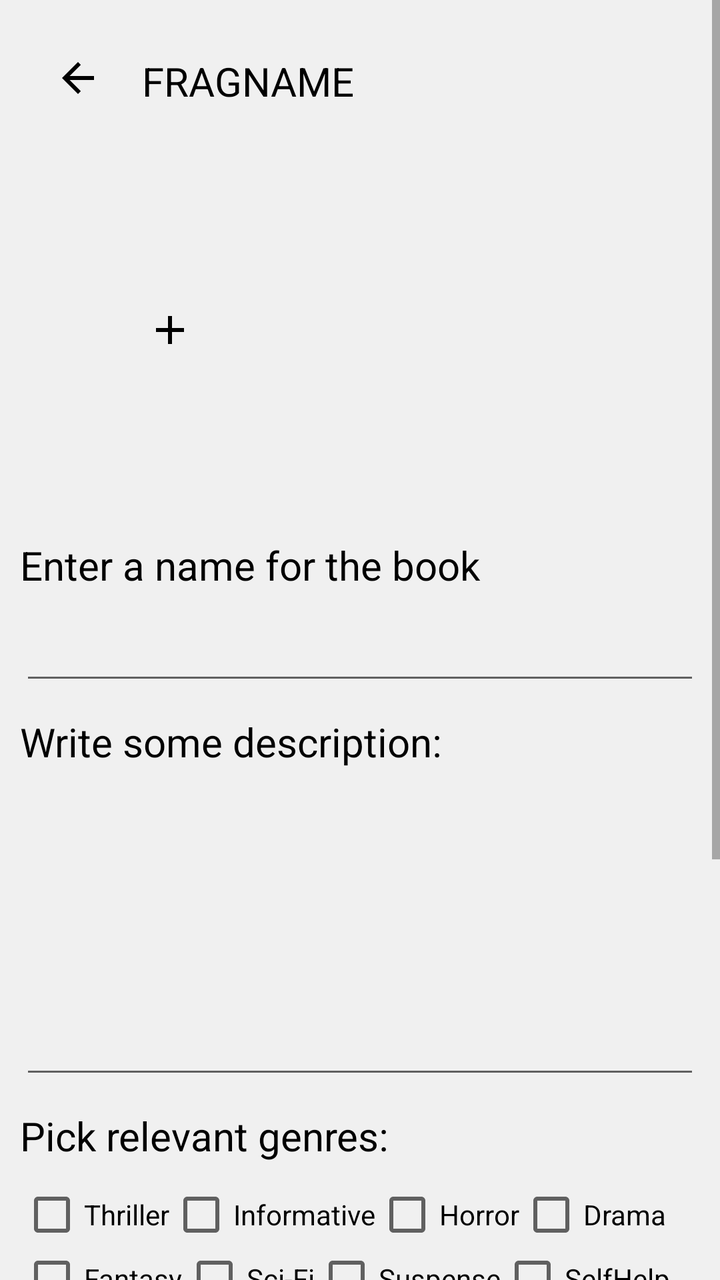
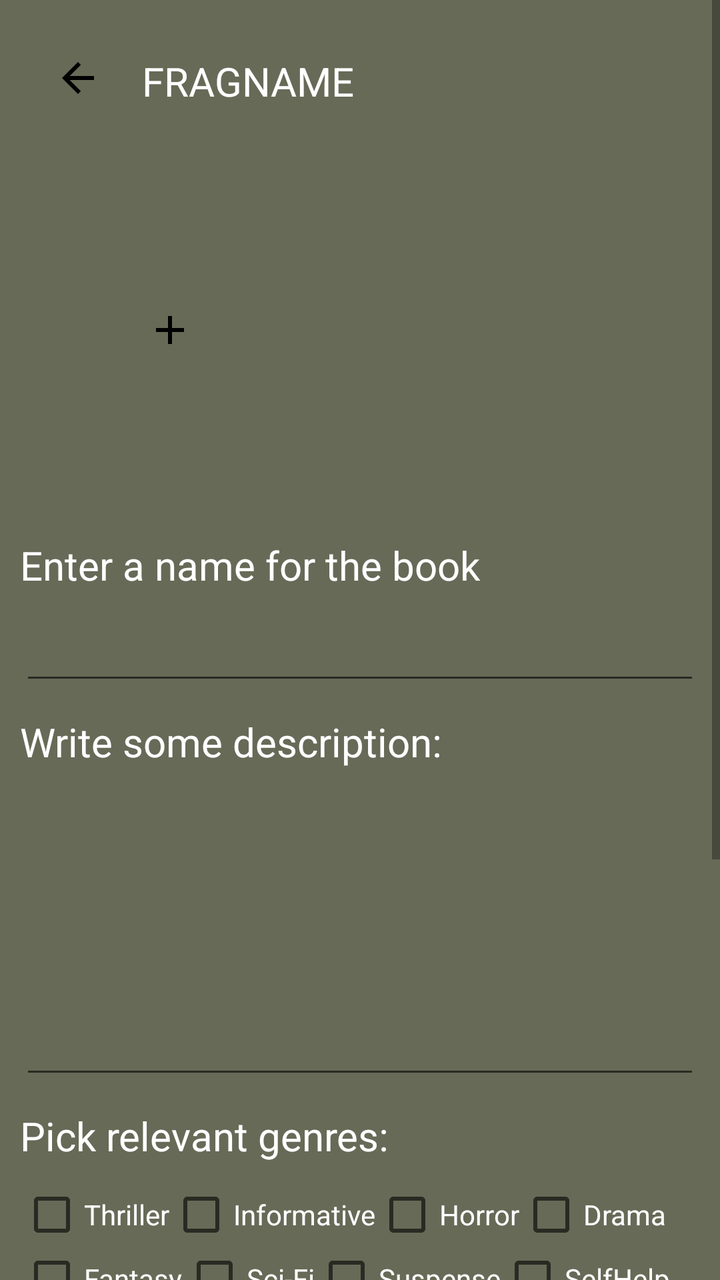

An Android layout rendered at two revisions. The XML below is the earlier revision; the diff shows what the commit changed to produce the second picture.
<!-- AndroidManifest.xml: application theme AppTheme -->
<!-- res/layout/add_imagebook.xml -->
<?xml version="1.0" encoding="utf-8"?>
<ScrollView xmlns:android="http://schemas.android.com/apk/res/android"
    xmlns:app="http://schemas.android.com/apk/res-auto"
    xmlns:tools="http://schemas.android.com/tools"
    android:id="@+id/main"
    android:layout_width="match_parent"
    android:layout_height="match_parent"
    tools:context=".AddImageBook">
  
    <LinearLayout
        android:layout_width="match_parent"
        android:layout_height="match_parent"
        android:orientation="vertical"
        android:gravity="start"
        android:padding="10dp">
        <include layout="@layout/toolbar"/>

        <ImageView
            android:id="@+id/ivImageaddPicture"
            android:layout_width="150dp"
            android:layout_height="188dp"
            android:scaleType="center"
            android:src="@drawable/ic_add" />

        <TextView
            android:layout_width="match_parent"
            android:layout_height="wrap_content"
            android:text="Enter a name for the book"
            android:layout_marginVertical="10dp"
            android:textSize="20sp"/>
        <EditText
            android:layout_width="match_parent"
            android:layout_height="wrap_content"
            android:id="@+id/etImageSetName"
            android:inputType="text"
            android:maxLength="30"
            />
        <TextView
            android:layout_width="match_parent"
            android:layout_height="wrap_content"
            android:text="Write some description: "
            android:layout_marginVertical="10dp"
            android:textSize="20sp"/>
        <EditText
            android:layout_width="match_parent"
            android:layout_height="150dp"
            android:id="@+id/etImagesetDesc"
            android:inputType="textMultiLine"
            android:maxLength="200"
            android:maxLines="5"
            />
        <TextView
            android:layout_width="match_parent"
            android:layout_height="wrap_content"
            android:text="Pick relevant genres:"
            android:layout_marginVertical="10dp"
            android:textSize="20sp"/>

        <RelativeLayout
            android:layout_width="match_parent"
            android:layout_height="wrap_content">
            <CheckBox
                android:layout_width="wrap_content"
                android:layout_height="wrap_content"
                android:id="@+id/cbThriller"
                android:layout_alignParentStart="true"
                android:text="Thriller"/>
            <CheckBox
                android:layout_width="wrap_content"
                android:layout_height="wrap_content"
                android:layout_toRightOf="@id/cbThriller"
                android:id="@+id/cbInformative"
                android:text="Informative"
                />
            <CheckBox
                android:layout_width="wrap_content"
                android:layout_height="wrap_content"
                android:layout_toRightOf="@id/cbInformative"
                android:id="@+id/cbHorror"
                android:text="Horror"
                />
            <CheckBox
                android:layout_width="wrap_content"
                android:layout_height="wrap_content"
                android:layout_toRightOf="@id/cbHorror"
                android:id="@+id/cbDrama"
                android:text="Drama"
                />
            <CheckBox
                android:layout_width="wrap_content"
                android:layout_height="wrap_content"
                android:layout_below="@id/cbThriller"
                android:id="@+id/cbFantasy"
                android:text="Fantasy"
                />
            <CheckBox
                android:layout_width="wrap_content"
                android:layout_height="wrap_content"
                android:layout_below="@id/cbInformative"
                android:layout_toRightOf="@id/cbFantasy"
                android:id="@+id/cbSciFi"
                android:text="Sci-Fi"
                />
            <CheckBox
                android:layout_width="wrap_content"
                android:layout_height="wrap_content"
                android:layout_below="@id/cbHorror"
                android:layout_toRightOf="@id/cbSciFi"
                android:id="@+id/cbSuspense"
                android:text="Suspense"
                />
            <CheckBox
                android:layout_width="wrap_content"
                android:layout_height="wrap_content"
                android:layout_below="@id/cbDrama"
                android:layout_toRightOf="@id/cbSuspense"
                android:id="@+id/cbSelfHelp"
                android:text="SelfHelp"
                />
            <CheckBox
                android:layout_width="wrap_content"
                android:layout_height="wrap_content"
                android:layout_below="@id/cbFantasy"
                android:id="@+id/cbPhilosophy"
                android:text="Philosophy"
                />
            <CheckBox
                android:layout_width="wrap_content"
                android:layout_height="wrap_content"
                android:layout_below="@id/cbSciFi"
                android:layout_toRightOf="@id/cbPhilosophy"
                android:id="@+id/cbFiction"
                android:text="Fiction"
                />
            <CheckBox
                android:layout_width="wrap_content"
                android:layout_height="wrap_content"
                android:layout_below="@id/cbSuspense"
                android:layout_toRightOf="@id/cbFiction"
                android:id="@+id/cbHistory"
                android:text="History"
                />
            <CheckBox
                android:layout_width="wrap_content"
                android:layout_height="wrap_content"
                android:layout_below="@id/cbSelfHelp"
                android:layout_toRightOf="@id/cbHistory"
                android:id="@+id/cbPolitics"
                android:text="Politics"
                />
            <CheckBox
                android:layout_width="wrap_content"
                android:layout_height="wrap_content"
                android:layout_below="@id/cbPhilosophy"
                android:id="@+id/cbTechnology"
                android:text="Technology"
                />
            <TextView
                android:layout_width="wrap_content"
                android:layout_height="wrap_content"
                android:textSize="20sp"
                android:text="Paid Book"
                android:id="@+id/tvPaid"
                android:layout_below="@id/cbTechnology"
                android:layout_marginVertical="10dp"/>

            <ToggleButton
                android:layout_width="wrap_content"
                android:layout_height="wrap_content"
                android:layout_toRightOf="@id/tvPaid"
                android:layout_below="@id/cbTechnology"
                android:id="@+id/btnPaid" />
        </RelativeLayout>

       <androidx.recyclerview.widget.RecyclerView
           android:layout_width="match_parent"
           android:layout_height="match_parent"
           android:scrollbarStyle="outsideInset"
           android:scrollbars="vertical"
           android:id="@+id/rvImagesPick"/>
        <Button
            android:layout_width="wrap_content"
            android:id="@+id/btFindImages"
            android:layout_height="wrap_content"
            android:text="Add images"
            android:drawableLeft="@drawable/ic_add"/>
        <Button
            android:layout_marginVertical="40dp"
            android:layout_width="wrap_content"
            android:layout_height="wrap_content"
            android:layout_gravity="end"
            android:id="@+id/btnUploadBook"
            android:text="upload pdf"/>
    </LinearLayout>
    
</ScrollView>
<!-- res/layout/toolbar.xml (included above) -->
<?xml version="1.0" encoding="utf-8"?>
<RelativeLayout xmlns:android="http://schemas.android.com/apk/res/android"
    android:layout_width="match_parent"
    android:padding="17dp"
    android:layout_height="wrap_content">
    <ImageView
        android:layout_width="wrap_content"
        android:layout_height="wrap_content"
        android:id="@+id/ivtoolbarback"
        android:src="@drawable/ic_arrow"/>
    <TextView
        android:layout_width="wrap_content"
        android:layout_height="wrap_content"
        android:text="FRAGNAME"
        android:textSize="20sp"
        android:id="@+id/toolbartitle"
        android:layout_marginHorizontal="20dp"
        android:layout_toRightOf="@id/ivtoolbarback" />


</RelativeLayout>
<!-- resources referenced by this layout -->
<resources>
  <!-- drawable ic_add (drawable) -->
  <vector xmlns:android="http://schemas.android.com/apk/res/android" android:height="24dp" android:tint="#000000" android:viewportHeight="24" android:viewportWidth="24" android:width="24dp">
        
      <path android:fillColor="@android:color/white" android:pathData="M19,13h-6v6h-2v-6H5v-2h6V5h2v6h6v2z"/>
      
  </vector>
  <!-- drawable ic_arrow (drawable) -->
  <vector xmlns:android="http://schemas.android.com/apk/res/android" android:autoMirrored="true" android:height="24dp" android:tint="#000000" android:viewportHeight="24" android:viewportWidth="24" android:width="24dp">
        
      <path android:fillColor="@android:color/white" android:pathData="M20,11H7.83l5.59,-5.59L12,4l-8,8 8,8 1.41,-1.41L7.83,13H20v-2z"/>
      
  </vector>
  <style name="AppTheme" parent="Theme.AppCompat.Light.NoActionBar">
          
          <item name="android:windowBackground">@color/customBackgroundColor</item>
          <item name="android:textColor">@color/customTextColor</item>
      </style>
  <color name="customBackgroundColor">#F0F0F0</color>
  <color name="customTextColor">#000000</color>
</resources>

<!-- the commit's change to res/layout/add_imagebook.xml (unified diff, before → after) -->
@@ -5,6 +5,7 @@
     android:id="@+id/main"
     android:layout_width="match_parent"
     android:layout_height="match_parent"
+    android:background="@color/darkergreen"
     tools:context=".AddImageBook">
   
     <LinearLayout
@@ -27,6 +28,7 @@
             android:layout_height="wrap_content"
             android:text="Enter a name for the book"
             android:layout_marginVertical="10dp"
+            android:textColor="@color/white"
             android:textSize="20sp"/>
         <EditText
             android:layout_width="match_parent"
@@ -34,11 +36,15 @@
             android:id="@+id/etImageSetName"
             android:inputType="text"
             android:maxLength="30"
+            android:textColor="@color/white"
+
             />
         <TextView
             android:layout_width="match_parent"
             android:layout_height="wrap_content"
             android:text="Write some description: "
+            android:textColor="@color/white"
+
             android:layout_marginVertical="10dp"
             android:textSize="20sp"/>
         <EditText
@@ -46,10 +52,13 @@
             android:layout_height="150dp"
             android:id="@+id/etImagesetDesc"
             android:inputType="textMultiLine"
+            android:textColor="@color/white"
+
             android:maxLength="200"
             android:maxLines="5"
             />
         <TextView
+            android:textColor="@color/white"
             android:layout_width="match_parent"
             android:layout_height="wrap_content"
             android:text="Pick relevant genres:"
@@ -63,6 +72,7 @@
                 android:layout_width="wrap_content"
                 android:layout_height="wrap_content"
                 android:id="@+id/cbThriller"
+                android:textColor="@color/white"
                 android:layout_alignParentStart="true"
                 android:text="Thriller"/>
             <CheckBox
@@ -71,6 +81,7 @@
                 android:layout_toRightOf="@id/cbThriller"
                 android:id="@+id/cbInformative"
                 android:text="Informative"
+                android:textColor="@color/white"
                 />
             <CheckBox
                 android:layout_width="wrap_content"
@@ -78,6 +89,7 @@
                 android:layout_toRightOf="@id/cbInformative"
                 android:id="@+id/cbHorror"
                 android:text="Horror"
+                android:textColor="@color/white"
                 />
             <CheckBox
                 android:layout_width="wrap_content"
@@ -85,6 +97,7 @@
                 android:layout_toRightOf="@id/cbHorror"
                 android:id="@+id/cbDrama"
                 android:text="Drama"
+                android:textColor="@color/white"
                 />
             <CheckBox
                 android:layout_width="wrap_content"
@@ -92,6 +105,7 @@
                 android:layout_below="@id/cbThriller"
                 android:id="@+id/cbFantasy"
                 android:text="Fantasy"
+                android:textColor="@color/white"
                 />
             <CheckBox
                 android:layout_width="wrap_content"
@@ -100,6 +114,7 @@
                 android:layout_toRightOf="@id/cbFantasy"
                 android:id="@+id/cbSciFi"
                 android:text="Sci-Fi"
+                android:textColor="@color/white"
                 />
             <CheckBox
                 android:layout_width="wrap_content"
@@ -108,6 +123,7 @@
                 android:layout_toRightOf="@id/cbSciFi"
                 android:id="@+id/cbSuspense"
                 android:text="Suspense"
+                android:textColor="@color/white"
                 />
             <CheckBox
                 android:layout_width="wrap_content"
@@ -116,6 +132,7 @@
                 android:layout_toRightOf="@id/cbSuspense"
                 android:id="@+id/cbSelfHelp"
                 android:text="SelfHelp"
+                android:textColor="@color/white"
                 />
             <CheckBox
                 android:layout_width="wrap_content"
@@ -123,6 +140,7 @@
                 android:layout_below="@id/cbFantasy"
                 android:id="@+id/cbPhilosophy"
                 android:text="Philosophy"
+                android:textColor="@color/white"
                 />
             <CheckBox
                 android:layout_width="wrap_content"
@@ -131,6 +149,7 @@
                 android:layout_toRightOf="@id/cbPhilosophy"
                 android:id="@+id/cbFiction"
                 android:text="Fiction"
+                android:textColor="@color/white"
                 />
             <CheckBox
                 android:layout_width="wrap_content"
@@ -139,6 +158,7 @@
                 android:layout_toRightOf="@id/cbFiction"
                 android:id="@+id/cbHistory"
                 android:text="History"
+                android:textColor="@color/white"
                 />
             <CheckBox
                 android:layout_width="wrap_content"
@@ -147,15 +167,18 @@
                 android:layout_toRightOf="@id/cbHistory"
                 android:id="@+id/cbPolitics"
                 android:text="Politics"
-                />
-            <CheckBox
-                android:layout_width="wrap_content"
-                android:layout_height="wrap_content"
+                android:textColor="@color/white"
+                />
+            <CheckBox
+                android:layout_width="wrap_content"
+                android:layout_height="wrap_content"
+                android:textColor="@color/white"
                 android:layout_below="@id/cbPhilosophy"
                 android:id="@+id/cbTechnology"
                 android:text="Technology"
                 />
             <TextView
+                android:textColor="@color/white"
                 android:layout_width="wrap_content"
                 android:layout_height="wrap_content"
                 android:textSize="20sp"
@@ -166,6 +189,10 @@
 
             <ToggleButton
                 android:layout_width="wrap_content"
+                android:textColor="@color/black"
+                android:textStyle="bold"
+                android:textAllCaps="true"
+                android:backgroundTint="@color/olivegreen"
                 android:layout_height="wrap_content"
                 android:layout_toRightOf="@id/tvPaid"
                 android:layout_below="@id/cbTechnology"
@@ -183,6 +210,10 @@
             android:id="@+id/btFindImages"
             android:layout_height="wrap_content"
             android:text="Add images"
+            android:textColor="@color/black"
+            android:textStyle="bold"
+            android:textAllCaps="true"
+            android:backgroundTint="@color/olivegreen"
             android:drawableLeft="@drawable/ic_add"/>
         <Button
             android:layout_marginVertical="40dp"
@@ -190,6 +221,10 @@
             android:layout_height="wrap_content"
             android:layout_gravity="end"
             android:id="@+id/btnUploadBook"
+            android:textColor="@color/black"
+            android:textStyle="bold"
+            android:textAllCaps="true"
+            android:backgroundTint="@color/olivegreen"
             android:text="upload pdf"/>
     </LinearLayout>
     
@@ -199,6 +234,7 @@
 <RelativeLayout xmlns:android="http://schemas.android.com/apk/res/android"
     android:layout_width="match_parent"
     android:padding="17dp"
+    android:background="@color/darkergreen"
     android:layout_height="wrap_content">
     <ImageView
         android:layout_width="wrap_content"
@@ -209,6 +245,7 @@
         android:layout_width="wrap_content"
         android:layout_height="wrap_content"
         android:text="FRAGNAME"
+        android:textColor="@color/white"
         android:textSize="20sp"
         android:id="@+id/toolbartitle"
         android:layout_marginHorizontal="20dp"
<!-- resource entries referenced after the edit -->
@@ -1,5 +1,9 @@
 <!-- resources referenced by this layout -->
 <resources>
+  <color name="black">#FF000000</color>
+  <color name="darkergreen">#666A57</color>
+  <color name="olivegreen">#ccd5ae</color>
+  <color name="white">#FFFFFFFF</color>
   <!-- drawable ic_add (drawable) -->
   <vector xmlns:android="http://schemas.android.com/apk/res/android" android:height="24dp" android:tint="#000000" android:viewportHeight="24" android:viewportWidth="24" android:width="24dp">
         
